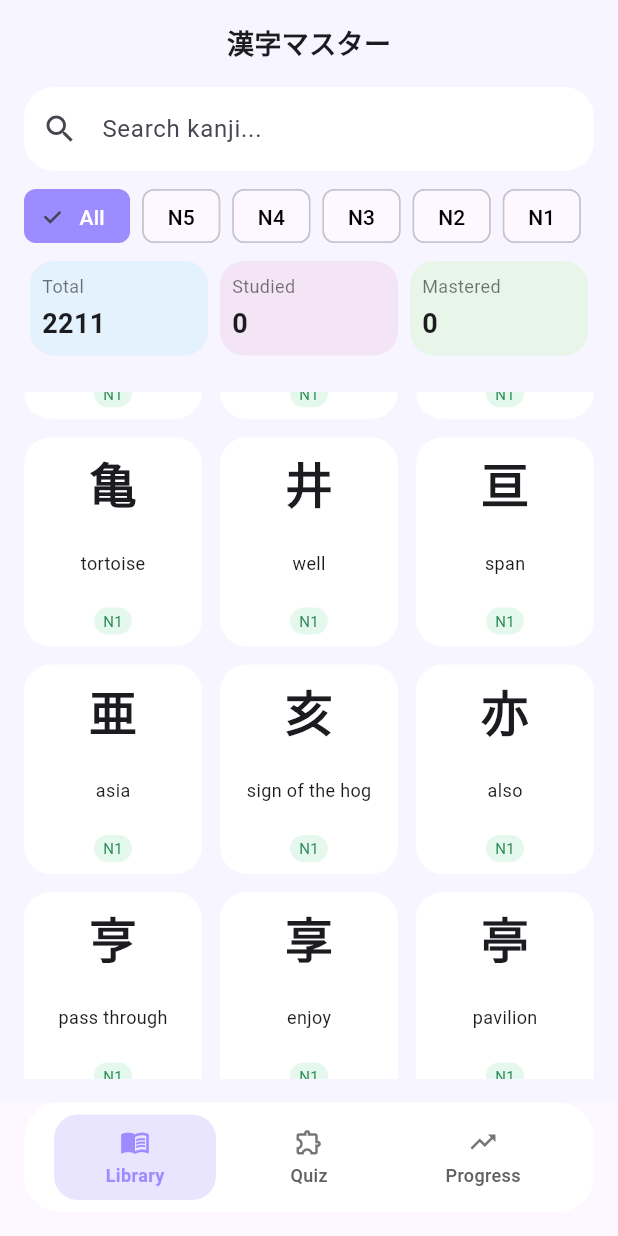
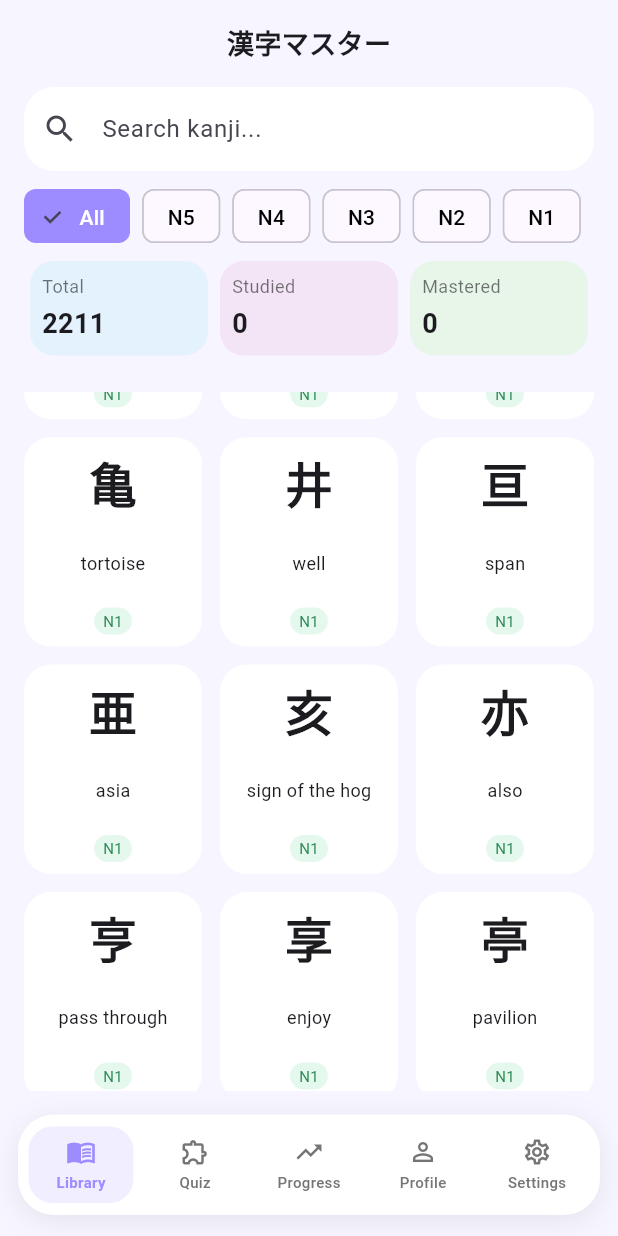
Before and after one commit to Yuutari/kanjimaster, a Flutter app: the screen it shows after launch, scrolled down 576 dp, on a phone screen of 412 x 824 dp. Run offline on Flutter 3.47's test engine with Material 3 defaults, Android fonts, the phone set to English and light mode, and no system bars; our stand-ins replace shared_preferences.

Commit message:
Update main.dart: 5 tabs, dark/light theme, Settings + Profile
Added theme mode management and updated UI components to support light and dark themes.

```diff
--- a/lib/main.dart
+++ b/lib/main.dart
@@ -1,8 +1,11 @@
 import 'package:flutter/material.dart';
+import 'package:shared_preferences/shared_preferences.dart';
 import 'data/kanji_repository.dart';
 import 'ui/screens/library_screen.dart';
 import 'ui/screens/quiz_screen.dart';
 import 'ui/screens/progress_screen.dart';
+import 'ui/screens/profile_screen.dart';
+import 'ui/screens/settings_screen.dart';
 
 void main() {
   runApp(const KanjiApp());
@@ -10,7 +13,6 @@ void main() {
 
 class KanjiApp extends StatefulWidget {
   const KanjiApp({super.key});
-
   @override
   State<KanjiApp> createState() => _KanjiAppState();
 }
@@ -18,6 +20,7 @@ class KanjiApp extends StatefulWidget {
 class _KanjiAppState extends State<KanjiApp> {
   final KanjiRepository _repo = KanjiRepository();
   bool _loaded = false;
+  ThemeMode _themeMode = ThemeMode.light;
 
   @override
   void initState() {
@@ -27,7 +30,17 @@ class _KanjiAppState extends State<KanjiApp> {
 
   Future<void> _init() async {
     await _repo.load();
-    setState(() => _loaded = true);
+    // Восстанавливаем сохранённую тему
+    final prefs = await SharedPreferences.getInstance();
+    final dark = prefs.getBool('settings_dark_mode') ?? false;
+    setState(() {
+      _themeMode = dark ? ThemeMode.dark : ThemeMode.light;
+      _loaded = true;
+    });
+  }
+
+  void _onThemeChanged(ThemeMode mode) {
+    setState(() => _themeMode = mode);
   }
 
   @override
@@ -35,15 +48,31 @@ class _KanjiAppState extends State<KanjiApp> {
     return MaterialApp(
       title: 'Kanji Master',
       debugShowCheckedModeBanner: false,
+      themeMode: _themeMode,
       theme: ThemeData(
         colorScheme: ColorScheme.fromSeed(
           seedColor: const Color(0xFF9C8CFF),
           brightness: Brightness.light,
         ),
+        scaffoldBackgroundColor: const Color(0xFFF7F5FF),
+        cardColor: Colors.white,
+        useMaterial3: true,
+      ),
+      darkTheme: ThemeData(
+        colorScheme: ColorScheme.fromSeed(
+          seedColor: const Color(0xFF9C8CFF),
+          brightness: Brightness.dark,
+        ),
+        scaffoldBackgroundColor: const Color(0xFF1A1A2E),
+        cardColor: const Color(0xFF16213E),
         useMaterial3: true,
       ),
       home: _loaded
-          ? RootScreen(repository: _repo)
+          ? RootScreen(
+              repository: _repo,
+              themeMode: _themeMode,
+              onThemeChanged: _onThemeChanged,
+            )
           : const Scaffold(
               body: Center(child: CircularProgressIndicator()),
             ),
@@ -53,8 +82,15 @@ class _KanjiAppState extends State<KanjiApp> {
 
 class RootScreen extends StatefulWidget {
   final KanjiRepository repository;
+  final ThemeMode themeMode;
+  final ValueChanged<ThemeMode> onThemeChanged;
 
-  const RootScreen({super.key, required this.repository});
+  const RootScreen({
+    super.key,
+    required this.repository,
+    required this.themeMode,
+    required this.onThemeChanged,
+  });
 
   @override
   State<RootScreen> createState() => _RootScreenState();
@@ -69,10 +105,18 @@ class _RootScreenState extends State<RootScreen> {
       LibraryScreen(repository: widget.repository),
       QuizScreen(repository: widget.repository),
       ProgressScreen(repository: widget.repository),
+      ProfileScreen(repository: widget.repository),
+      SettingsScreen(
+        currentTheme: widget.themeMode,
+        onThemeChanged: widget.onThemeChanged,
+      ),
     ];
 
     return Scaffold(
-      body: screens[_index],
+      body: IndexedStack(
+        index: _index,
+        children: screens,
+      ),
       bottomNavigationBar: _BottomNavBar(
         index: _index,
         onChanged: (i) => setState(() => _index = i),
@@ -92,37 +136,55 @@ class _BottomNavBar extends StatelessWidget {
 
   @override
   Widget build(BuildContext context) {
-    final items = [
-      ('Library', Icons.menu_book_outlined),
-      ('Quiz', Icons.extension_outlined),
-      ('Progress', Icons.trending_up_outlined),
+    final isDark =
+        Theme.of(context).brightness == Brightness.dark;
+    final bg = isDark
+        ? const Color(0xFF16213E)
+        : Colors.white;
+    final selectedColor = const Color(0xFF9C8CFF);
+    final unselectedColor =
+        isDark ? Colors.grey[400]! : Colors.grey[600]!;
+
+    const items = [
+      (label: 'Library', icon: Icons.menu_book_outlined),
+      (label: 'Quiz', icon: Icons.extension_outlined),
+      (label: 'Progress', icon: Icons.trending_up_outlined),
+      (label: 'Profile', icon: Icons.person_outline),
+      (label: 'Settings', icon: Icons.settings_outlined),
     ];
 
     return Container(
-      margin: const EdgeInsets.only(
-        left: 16,
-        right: 16,
-        bottom: 16,
+      margin: const EdgeInsets.only(left: 12, right: 12, bottom: 14),
+      decoration: BoxDecoration(
+        color: bg,
+        borderRadius: BorderRadius.circular(24),
+        boxShadow: [
+          BoxShadow(
+            color: Colors.black.withOpacity(0.08),
+            blurRadius: 16,
+            offset: const Offset(0, 4),
+          ),
+        ],
       ),
-      decoration: BoxDecoration(
-        color: Colors.white,
-        borderRadius: BorderRadius.circular(24),
-      ),
-      padding: const EdgeInsets.symmetric(vertical: 8, horizontal: 16),
+      padding:
+          const EdgeInsets.symmetric(vertical: 8, horizontal: 4),
       child: Row(
-        mainAxisAlignment: MainAxisAlignment.spaceBetween,
+        mainAxisAlignment: MainAxisAlignment.spaceAround,
         children: List.generate(items.length, (i) {
           final selected = i == index;
           return Expanded(
             child: GestureDetector(
               onTap: () => onChanged(i),
+              behavior: HitTestBehavior.opaque,
               child: AnimatedContainer(
                 duration: const Duration(milliseconds: 200),
-                margin: const EdgeInsets.symmetric(horizontal: 4),
-                padding: const EdgeInsets.symmetric(vertical: 8),
+                margin:
+                    const EdgeInsets.symmetric(horizontal: 3),
+                padding:
+                    const EdgeInsets.symmetric(vertical: 7),
                 decoration: BoxDecoration(
                   color: selected
-                      ? const Color(0xFFEAE5FF)
+                      ? selectedColor.withOpacity(0.15)
                       : Colors.transparent,
                   borderRadius: BorderRadius.circular(16),
                 ),
@@ -130,22 +192,23 @@ class _BottomNavBar extends StatelessWidget {
                   mainAxisSize: MainAxisSize.min,
                   children: [
                     Icon(
-                      items[i].$2,
+                      items[i].icon,
                       size: 20,
                       color: selected
-                          ? const Color(0xFF9C8CFF)
-                          : Colors.grey[600],
+                          ? selectedColor
+                          : unselectedColor,
                     ),
-                    const SizedBox(height: 4),
+                    const SizedBox(height: 3),
                     Text(
-                      items[i].$1,
+                      items[i].label,
                       style: TextStyle(
-                        fontSize: 12,
-                        fontWeight:
-                            selected ? FontWeight.w600 : FontWeight.w500,
+                        fontSize: 10,
+                        fontWeight: selected
+                            ? FontWeight.w700
+                            : FontWeight.w500,
                         color: selected
-                            ? const Color(0xFF9C8CFF)
-                            : Colors.grey[700],
+                            ? selectedColor
+                            : unselectedColor,
                       ),
                     ),
                   ],
```
